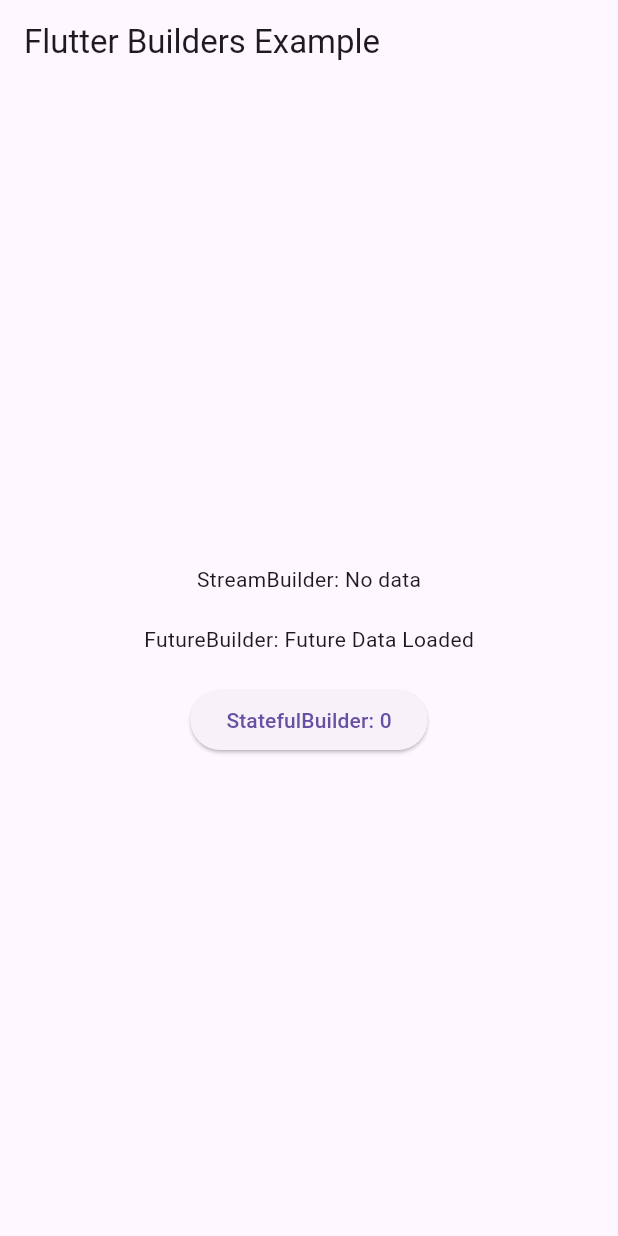
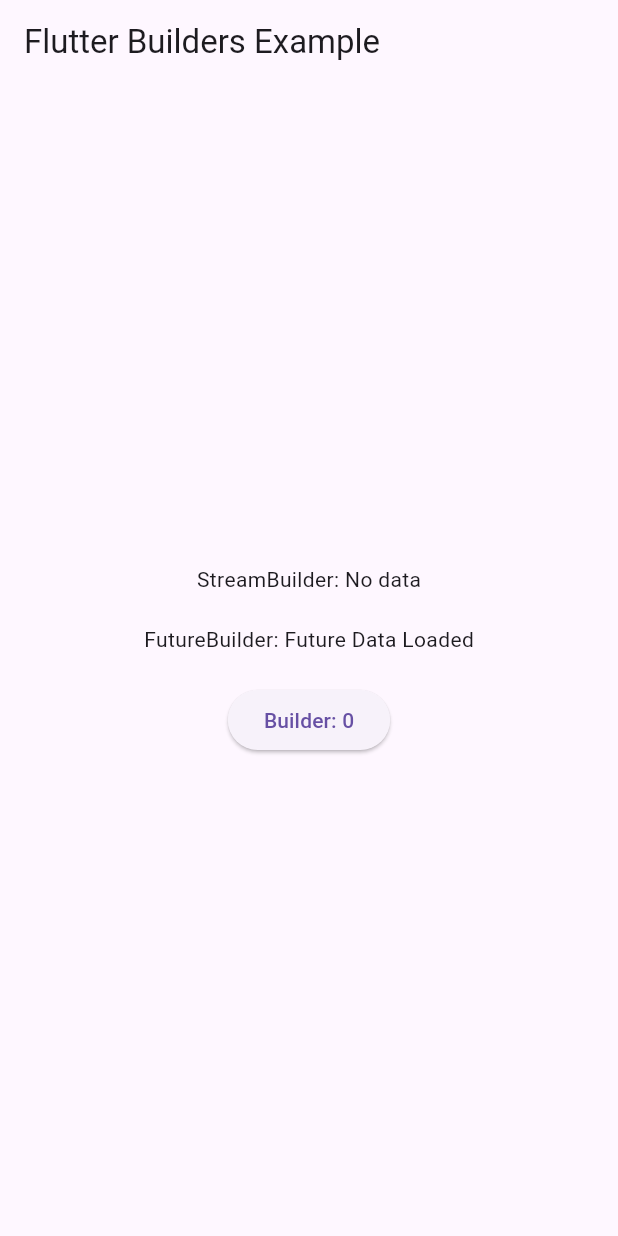
Before and after one commit to Afsalmp/bilder, a Flutter app: the screen it shows after launch, on a phone screen of 412 x 824 dp. Run offline on Flutter 3.47's test engine with Material 3 defaults, Android fonts, the phone set to English and light mode, and no system bars.

Commit message:
second commit

```diff
--- a/lib/main.dart
+++ b/lib/main.dart
@@ -65,7 +65,7 @@ class _MyAppState extends State<MyApp> {
                       _counter++;
                     });
                   },
-                  child: Text('StatefulBuilder: $_counter'),
+                  child: Text('Builder: $_counter'),
                 );
               },
             ),
```
